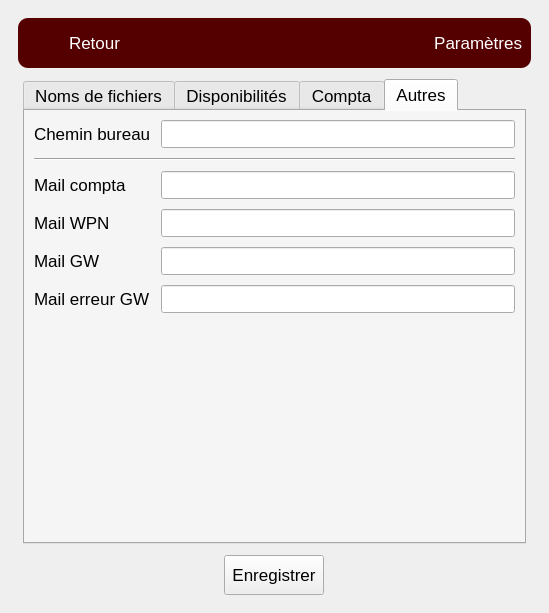
Before: the Qt Designer form view/UI/main.ui in gaellerem/Application_7R, drawn with Qt 5.
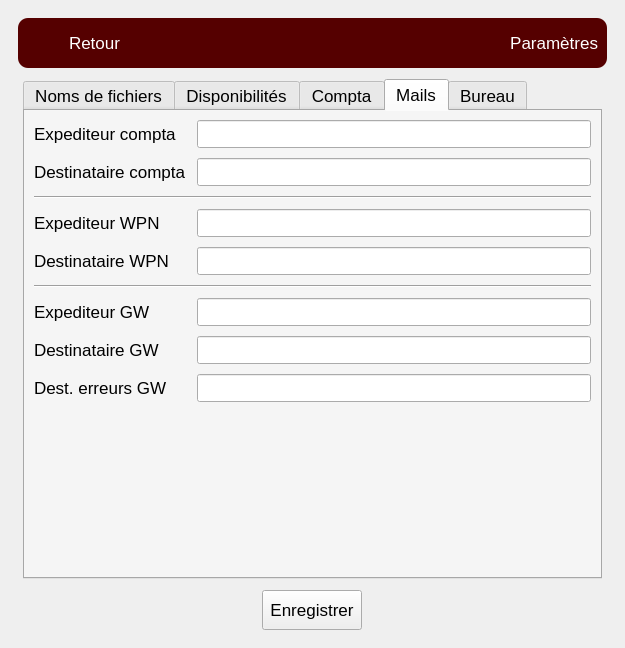
After: the same form once the commit is applied. The open tabs and pages were chosen to show the change. Icons and pictures are not drawn.

Commit message: implement wpn and mailManager

Diff of the .ui file:
```diff
--- a/view/UI/main.ui
+++ b/view/UI/main.ui
@@ -6,13 +6,13 @@
    <rect>
     <x>0</x>
     <y>0</y>
-    <width>549</width>
-    <height>613</height>
+    <width>625</width>
+    <height>648</height>
    </rect>
   </property>
   <property name="minimumSize">
    <size>
-    <width>500</width>
+    <width>625</width>
     <height>0</height>
    </size>
   </property>
@@ -1196,7 +1196,7 @@
              </widget>
              <widget class="QWidget" name="others">
               <attribute name="title">
-               <string>Autres</string>
+               <string>Mails</string>
               </attribute>
               <layout class="QFormLayout" name="formLayout_2">
                <property name="horizontalSpacing">
@@ -1206,29 +1206,29 @@
                 <number>10</number>
                </property>
                <item row="0" column="0">
-                <widget class="QLabel" name="label_29">
+                <widget class="QLabel" name="label_36">
                  <property name="text">
-                  <string>Chemin bureau</string>
+                  <string>Expediteur compta</string>
                  </property>
                 </widget>
                </item>
                <item row="0" column="1">
-                <widget class="QLineEdit" name="path_desktop"/>
+                <widget class="QLineEdit" name="compta_from"/>
                </item>
-               <item row="2" column="0">
+               <item row="1" column="0">
                 <widget class="QLabel" name="label_32">
                  <property name="text">
-                  <string>Mail compta</string>
+                  <string>Destinataire compta</string>
                  </property>
                 </widget>
                </item>
-               <item row="2" column="1">
-                <widget class="QLineEdit" name="mail_compta"/>
+               <item row="1" column="1">
+                <widget class="QLineEdit" name="compta_to"/>
                </item>
                <item row="3" column="0">
                 <widget class="QLabel" name="label_34">
                  <property name="text">
-                  <string>Mail WPN</string>
+                  <string>Expediteur WPN</string>
                  </property>
                 </widget>
                </item>
@@ -1238,30 +1238,52 @@
                <item row="4" column="0">
                 <widget class="QLabel" name="label_33">
                  <property name="text">
-                  <string>Mail GW</string>
+                  <string>Destinataire WPN</string>
                  </property>
                 </widget>
                </item>
                <item row="4" column="1">
                 <widget class="QLineEdit" name="mail_gw"/>
                </item>
-               <item row="5" column="0">
+               <item row="6" column="0">
                 <widget class="QLabel" name="label_35">
                  <property name="text">
-                  <string>Mail erreur GW</string>
+                  <string>Expediteur GW</string>
                  </property>
                 </widget>
                </item>
-               <item row="5" column="1">
-                <widget class="QLineEdit" name="mail_error_gw"/>
+               <item row="6" column="1">
+                <widget class="QLineEdit" name="gw_from"/>
                </item>
-               <item row="1" column="0" colspan="2">
+               <item row="7" column="0">
+                <widget class="QLabel" name="label_37">
+                 <property name="text">
+                  <string>Destinataire GW</string>
+                 </property>
+                </widget>
+               </item>
+               <item row="7" column="1">
+                <widget class="QLineEdit" name="gw_to"/>
+               </item>
+               <item row="8" column="0">
+                <widget class="QLabel" name="label_38">
+                 <property name="text">
+                  <string>Dest. erreurs GW</string>
+                 </property>
+                </widget>
+               </item>
+               <item row="8" column="1">
+                <widget class="QLineEdit" name="gw_errors_to"/>
+               </item>
+               <item row="2" column="0" colspan="2">
                 <widget class="Line" name="line">
-                 <property name="styleSheet">
-                  <string notr="true">Line {
-	padding : 4em;
-}</string>
+                 <property name="orientation">
+                  <enum>Qt::Horizontal</enum>
                  </property>
+                </widget>
+               </item>
+               <item row="5" column="0" colspan="2">
+                <widget class="Line" name="line_2">
                  <property name="orientation">
                   <enum>Qt::Horizontal</enum>
                  </property>
@@ -1269,6 +1291,23 @@
                </item>
               </layout>
              </widget>
+             <widget class="QWidget" name="desktop">
+              <attribute name="title">
+               <string>Bureau</string>
+              </attribute>
+              <layout class="QFormLayout" name="formLayout_5">
+               <item row="1" column="0">
+                <widget class="QLabel" name="label_29">
+                 <property name="text">
+                  <string>Chemin bureau</string>
+                 </property>
+                </widget>
+               </item>
+               <item row="1" column="1">
+                <widget class="QLineEdit" name="path_desktop"/>
+               </item>
+              </layout>
+             </widget>
             </widget>
            </item>
           </layout>
```
Left out of the diff: 70 changed lines with no effect on the pictures. The commit also changes 6 other files.
